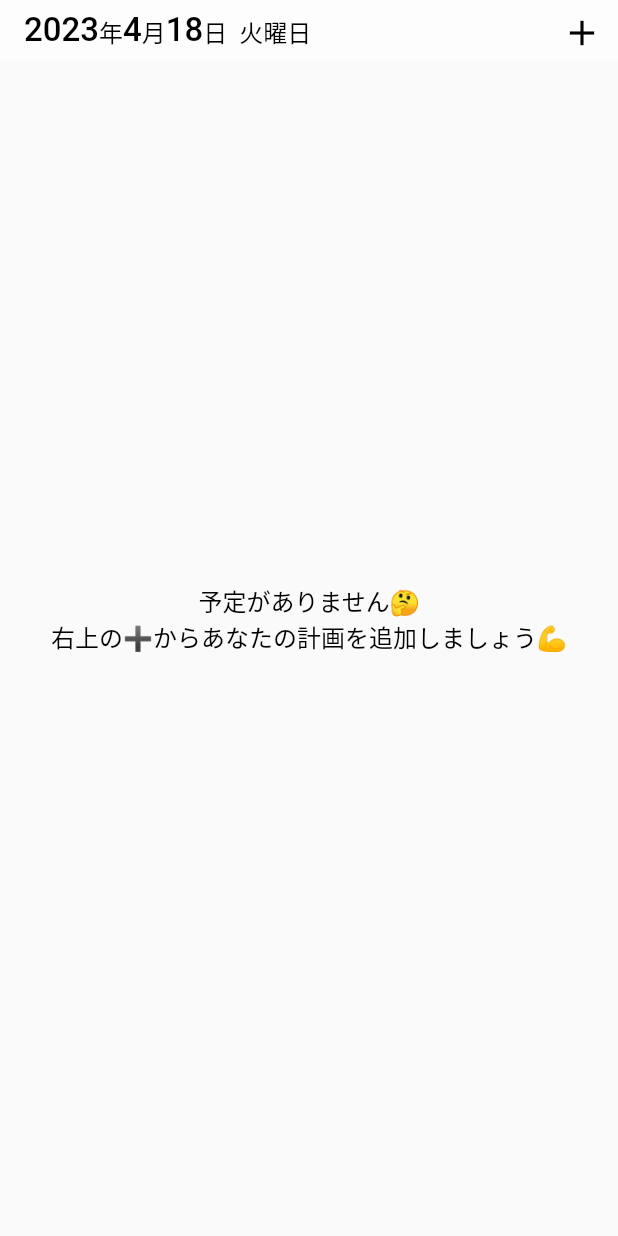
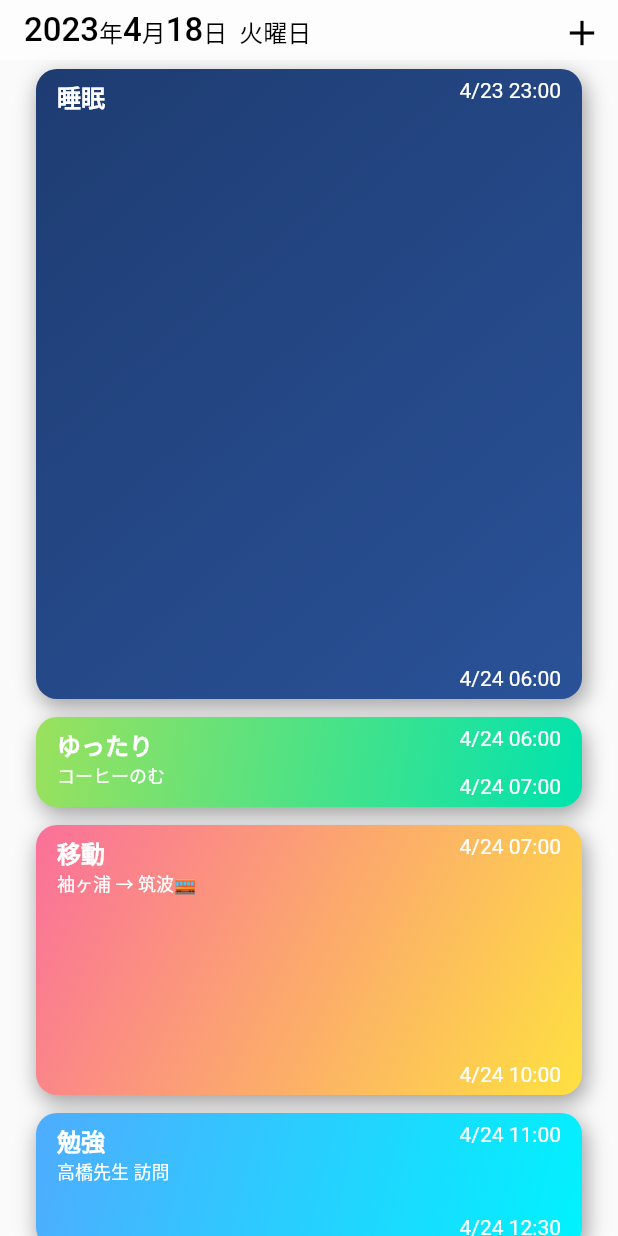
Before and after one commit to k10kanta/jasuna, a Flutter app: the screen it shows after launch, on a phone screen of 412 x 824 dp. Run offline on Flutter 3.47's test engine with Material 2 defaults, Android fonts, the light colour scheme and no system bars; our stand-ins replace flutter_datetime_picker, flutter_riverpod.

Commit message:
👏タスクを横スライドで削除できるようにした

```diff
--- a/lib/main.dart
+++ b/lib/main.dart
@@ -53,13 +53,13 @@ final taskEndTimeMinuteProvider = StateProvider<String>((ref) {
 });
 
 final userSheduleProvider = StateProvider<List>((ref) => [
-      // Task('睡眠', '', '23:00', '06:00', '4/23', '4/24'),
-      // Task('ゆったり', 'コーヒーのむ', '06:00', '07:00', '4/24', '4/24'),
-      // Task('移動', '袖ヶ浦 → 筑波🚃', '07:00', '10:00', '4/24', '4/24'),
-      // Task('勉強', '高橋先生 訪問', '11:00', '12:30', '4/24', '4/24'),
-      // Task('ゆったり', '昼食🍔', '12:30', '13:30', '4/24', '4/24'),
-      // Task('勉強', '志築先生 訪問', '13:30', '15:00', '4/24', '4/24'),
-      // Task('移動', '筑波 → 袖ヶ浦🚃', '16:00', '19:00', '4/24', '4/24'),
+      Task('睡眠', '', '23:00', '06:00', '4/23', '4/24'),
+      Task('ゆったり', 'コーヒーのむ', '06:00', '07:00', '4/24', '4/24'),
+      Task('移動', '袖ヶ浦 → 筑波🚃', '07:00', '10:00', '4/24', '4/24'),
+      Task('勉強', '高橋先生 訪問', '11:00', '12:30', '4/24', '4/24'),
+      Task('ゆったり', '昼食🍔', '12:30', '13:30', '4/24', '4/24'),
+      Task('勉強', '志築先生 訪問', '13:30', '15:00', '4/24', '4/24'),
+      Task('移動', '筑波 → 袖ヶ浦🚃', '16:00', '19:00', '4/24', '4/24'),
     ]);
 
 final taskTypeMapProvider = StateProvider<Map>((ref) {
@@ -239,7 +239,30 @@ class SchedulePageBody extends ConsumerWidget {
           itemCount: userSchedule.length,
           itemBuilder: ((context, index) {
             return Padding(
-                padding: const EdgeInsets.fromLTRB(24, 12, 24, 0), //cardの外側の余白
+                padding: const EdgeInsets.fromLTRB(24, 6, 24, 6),
+                child: Dismissible(
+                    key: Key(userSchedule[index].typeName),
+                    onDismissed: (DismissDirection direction) {
+                      userSchedule.removeAt(index);
+                      ref.read(userSheduleProvider.notifier).state = [
+                        ...userSchedule
+                      ];
+                    },
+                    background: Container(
+                      decoration: BoxDecoration(
+                        borderRadius: BorderRadius.circular(14),
+                        color: Colors.red,
+                      ),
+                      alignment: Alignment.centerRight,
+                      child: const Padding(
+                        padding: EdgeInsets.all(15),
+                        child: Icon(
+                          Icons.delete,
+                          size: 30,
+                        ),
+                      ),
+                    ),
+                    //cardの外側の余白
                     child: ShowCard(
                       title: userSchedule[index].typeName,
                       memo: userSchedule[index].memo,
@@ -247,7 +270,7 @@ class SchedulePageBody extends ConsumerWidget {
                       endTimeStr: userSchedule[index].endTimeStr,
                       startDateStr: userSchedule[index].startDateStr,
                       endDateStr: userSchedule[index].endDateStr,
-                ));
+                    )));
           }));
     }
   }
```
Lines whose indentation alone changed are shown as unchanged.
